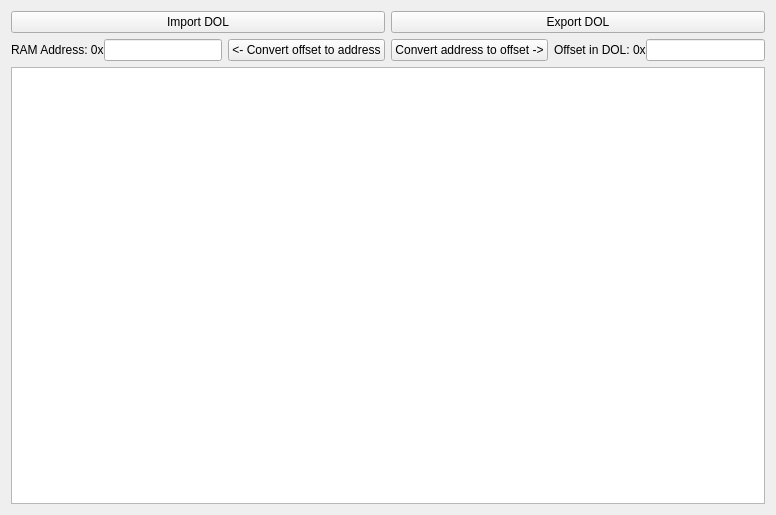
The window that gcft_ui/dol_tab.ui (LagoLunatic/GCFT) describes before a commit, drawn with Qt 5.
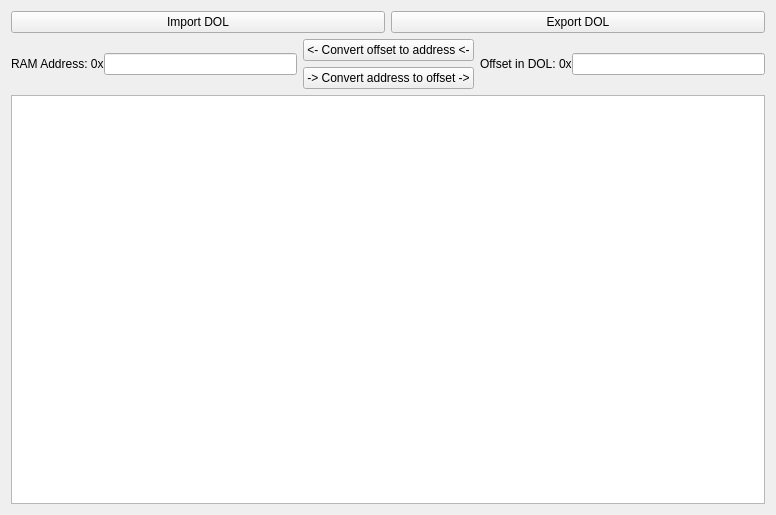
The same window after the commit.

Commit message: Reorganize DOL address convert buttons

What changed in the file:
```diff
--- a/gcft_ui/dol_tab.ui
+++ b/gcft_ui/dol_tab.ui
@@ -36,6 +36,9 @@
     <layout class="QHBoxLayout" name="horizontalLayout_10">
      <item>
       <layout class="QFormLayout" name="formLayout_2">
+       <property name="formAlignment">
+        <set>Qt::AlignLeading|Qt::AlignLeft|Qt::AlignVCenter</set>
+       </property>
        <property name="horizontalSpacing">
         <number>0</number>
        </property>
@@ -52,21 +55,28 @@
       </layout>
      </item>
      <item>
+      <layout class="QVBoxLayout" name="verticalLayout_2">
+       <item>
       <widget class="QPushButton" name="convert_from_dol_offset">
        <property name="text">
-        <string>&lt;- Convert offset to address</string>
+          <string>&lt;- Convert offset to address &lt;-</string>
        </property>
       </widget>
      </item>
      <item>
       <widget class="QPushButton" name="convert_from_dol_address">
        <property name="text">
-        <string>Convert address to offset -&gt;</string>
-       </property>
-      </widget>
+          <string>-&gt; Convert address to offset -&gt;</string>
+         </property>
+        </widget>
+       </item>
+      </layout>
      </item>
      <item>
       <layout class="QFormLayout" name="formLayout_3">
+       <property name="formAlignment">
+        <set>Qt::AlignLeading|Qt::AlignLeft|Qt::AlignVCenter</set>
+       </property>
        <property name="horizontalSpacing">
         <number>0</number>
        </property>
```
Lines whose indentation alone changed are shown as unchanged. The commit also changes 1 other file.
